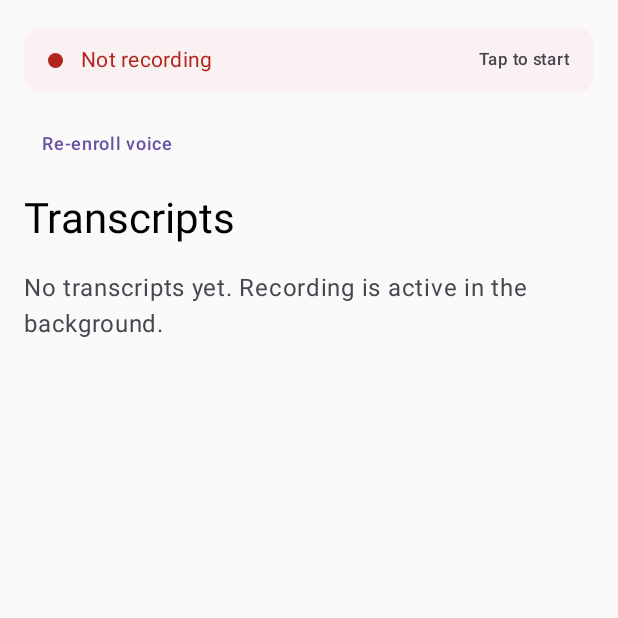
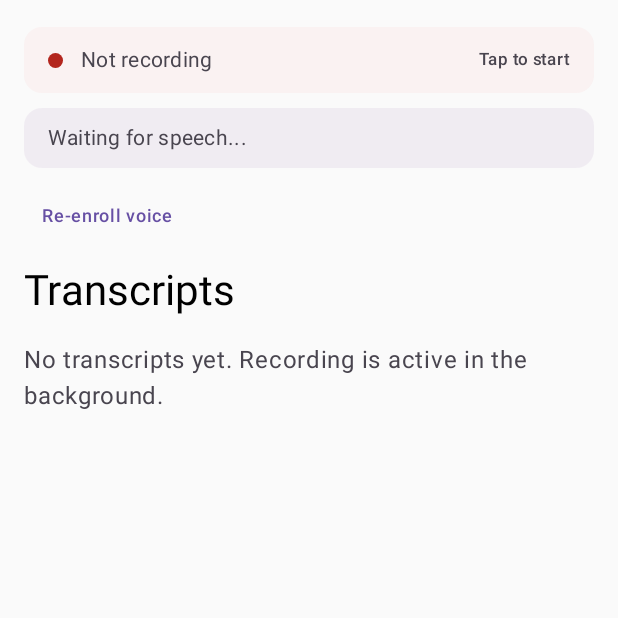
Before and after one commit to kelsi-andrewss/always-on-selective-speaker, an Android app built with Jetpack Compose: the DashboardScreen screen opened through its navigation route, on a phone screen of 412 x 824 dp, the top half of it. Run offline under Robolectric (Android 15) with nearby library versions, the phone set to English and light mode, and no system bars; our stand-ins replace Dagger/Hilt's generated code, Firebase (no records; nobody signed in at launch, a user with empty details on screens opened directly); pictures from the network do not load.

Commit message:
fix: speaker verification pipeline resilience + accuracy
Pipeline lifecycle:
- Fix AudioCaptureManager callbackFlow hanging at awaitClose by closing
  channel when read loop exits and cleaning up local AudioRecord directly
- Fix silence fallback breaking the read loop — now continues with new record
- Add auto-restart loop in RecordingForegroundService when audio flow terminates
- Stop service before re-enrollment to prevent AudioRecord ownership conflicts

Speaker verification accuracy:
- Add RMS normalization before fbank extraction to handle enrollment (loud)
  vs verification (quiet) volume mismatch
- Buffer VAD segments to 5s+ before running verification (reduces embedding variance)
- Raise VAD min segment duration from 1.5s to 3s (model degrades below this)
- Add min duration check to VAD trailing flush (was emitting 0.4s garbage chunks)
- Adaptive verification threshold derived from enrollment quality score

Dashboard UI:
- Separate mic level indicator from verification status into two distinct rows
- Add safe area insets via systemBarsPadding
- Color-coded verification results (green=you, red=other, yellow=processing)
- Live mic level and VAD speech detection always visible

Audio source:
- Switch primary to UNPROCESSED (raw mic) for cross-device compatibility
- Samsung VOICE_RECOGNITION applies aggressive noise suppression that kills
  far-field audio signal

Co-Authored-By: Claude Opus 4.6 (1M context) <noreply@anthropic.com>

```diff
--- a/app/src/main/java/com/frontieraudio/app/ui/navigation/AppNavGraph.kt
+++ b/app/src/main/java/com/frontieraudio/app/ui/navigation/AppNavGraph.kt
@@ -56,7 +56,6 @@ fun AppNavGraph(
                 verifier = verifier,
                 enrollmentManager = enrollmentManager,
                 onEnrollmentComplete = {
-                    onStartService()
                     navController.navigate(Routes.DASHBOARD) {
                         popUpTo(Routes.ENROLLMENT) { inclusive = true }
                     }
--- a/app/src/main/java/com/frontieraudio/app/ui/screens/DashboardScreen.kt
+++ b/app/src/main/java/com/frontieraudio/app/ui/screens/DashboardScreen.kt
@@ -1,5 +1,6 @@
 package com.frontieraudio.app.ui.screens
 
+import androidx.compose.animation.animateColorAsState
 import androidx.compose.animation.core.RepeatMode
 import androidx.compose.animation.core.animateFloat
 import androidx.compose.animation.core.infiniteRepeatable
@@ -16,22 +17,23 @@ import androidx.compose.foundation.layout.fillMaxWidth
 import androidx.compose.foundation.layout.height
 import androidx.compose.foundation.layout.padding
 import androidx.compose.foundation.layout.size
+import androidx.compose.foundation.layout.systemBarsPadding
 import androidx.compose.foundation.layout.width
 import androidx.compose.foundation.lazy.LazyColumn
 import androidx.compose.foundation.lazy.items
 import androidx.compose.foundation.lazy.rememberLazyListState
-import androidx.compose.runtime.LaunchedEffect
 import androidx.compose.foundation.shape.CircleShape
+import androidx.compose.foundation.shape.RoundedCornerShape
 import androidx.compose.material3.Card
 import androidx.compose.material3.CardDefaults
 import androidx.compose.material3.MaterialTheme
 import androidx.compose.material3.Text
 import androidx.compose.material3.TextButton
 import androidx.compose.runtime.Composable
+import androidx.compose.runtime.LaunchedEffect
 import androidx.compose.runtime.getValue
 import androidx.compose.runtime.rememberCoroutineScope
 import androidx.compose.ui.Alignment
-import kotlinx.coroutines.launch
 import androidx.compose.ui.Modifier
 import androidx.compose.ui.draw.alpha
 import androidx.compose.ui.draw.clip
@@ -42,11 +44,11 @@ import androidx.lifecycle.ViewModel
 import androidx.lifecycle.compose.collectAsStateWithLifecycle
 import com.frontieraudio.app.data.repository.FirestoreTranscript
 import android.app.Application
-import android.util.Log
 import com.frontieraudio.app.data.repository.TranscriptRepository
 import com.frontieraudio.app.service.RecordingForegroundService
 import com.frontieraudio.app.service.speaker.EmbeddingStore
 import dagger.hilt.android.lifecycle.HiltViewModel
+import kotlinx.coroutines.launch
 import java.text.SimpleDateFormat
 import java.util.Date
 import java.util.Locale
@@ -61,6 +63,7 @@ class DashboardViewModel @Inject constructor(
     val transcripts = repository.transcripts
     val isServiceRunning = RecordingForegroundService.isRunning
     val pipelineState = RecordingForegroundService.pipelineState
+    val micState = RecordingForegroundService.micState
 
     fun toggleRecording() {
         if (isServiceRunning.value) {
@@ -68,6 +71,14 @@ class DashboardViewModel @Inject constructor(
         } else {
             RecordingForegroundService.start(app)
         }
+    }
+
+    fun startRecording() {
+        RecordingForegroundService.start(app)
+    }
+
+    fun stopRecording() {
+        RecordingForegroundService.stop(app)
     }
 
     suspend fun clearEnrollment() {
@@ -83,13 +94,25 @@ fun DashboardScreen(
     val transcripts by viewModel.transcripts.collectAsStateWithLifecycle(initialValue = emptyList())
     val isRunning by viewModel.isServiceRunning.collectAsStateWithLifecycle()
     val pipelineState by viewModel.pipelineState.collectAsStateWithLifecycle()
+    val micState by viewModel.micState.collectAsStateWithLifecycle()
+
+    LaunchedEffect(Unit) {
+        viewModel.startRecording()
+    }
 
     Column(
         modifier = Modifier
             .fillMaxSize()
+            .systemBarsPadding()
             .padding(16.dp),
     ) {
-        RecordingStatusBar(isRunning, pipelineState, onToggle = { viewModel.toggleRecording() })
+        // Mic level — always visible
+        MicLevelBar(isRunning, micState, onToggle = { viewModel.toggleRecording() })
+
+        Spacer(modifier = Modifier.height(8.dp))
+
+        // Verification status — separate from mic
+        VerificationStatusBar(pipelineState)
 
         Spacer(modifier = Modifier.height(8.dp))
 
@@ -97,6 +120,7 @@ fun DashboardScreen(
         TextButton(
             onClick = {
                 scope.launch {
+                    viewModel.stopRecording()
                     viewModel.clearEnrollment()
                     onReEnroll()
                 }
@@ -113,8 +137,6 @@ fun DashboardScreen(
         )
 
         Spacer(modifier = Modifier.height(16.dp))
-
-        Log.d("DashboardScreen", "Rendering ${transcripts.size} transcripts, first=${transcripts.firstOrNull()?.chunkId}")
 
         if (transcripts.isEmpty()) {
             Text(
@@ -142,7 +164,8 @@ fun DashboardScreen(
 }
 
 @Composable
-private fun RecordingStatusBar(isRunning: Boolean, pipelineState: String, onToggle: () -> Unit) {
+private fun MicLevelBar(isRunning: Boolean, micState: String, onToggle: () -> Unit) {
+    val isHearing = micState.startsWith("Hearing")
     val pulseTransition = rememberInfiniteTransition(label = "pulse")
     val pulseAlpha by pulseTransition.animateFloat(
         initialValue = 1f,
@@ -154,12 +177,21 @@ private fun RecordingStatusBar(isRunning: Boolean, pipelineState: String, onTogg
         label = "pulseAlpha",
     )
 
+    val dotColor by animateColorAsState(
+        targetValue = when {
+            !isRunning -> MaterialTheme.colorScheme.error
+            isHearing -> Color(0xFFFFA726) // orange when hearing voice
+            else -> Color(0xFF4CAF50) // green when listening
+        },
+        label = "dotColor",
+    )
+
     Card(
         onClick = onToggle,
         modifier = Modifier.fillMaxWidth(),
         colors = CardDefaults.cardColors(
             containerColor = if (isRunning) {
-                Color(0xFF1B5E20).copy(alpha = 0.15f)
+                Color(0xFF1B5E20).copy(alpha = 0.1f)
             } else {
                 MaterialTheme.colorScheme.errorContainer.copy(alpha = 0.3f)
             },
@@ -176,19 +208,15 @@ private fun RecordingStatusBar(isRunning: Boolean, pipelineState: String, onTogg
                     .size(10.dp)
                     .alpha(if (isRunning) pulseAlpha else 1f)
                     .clip(CircleShape)
-                    .background(if (isRunning) Color(0xFF4CAF50) else MaterialTheme.colorScheme.error),
+                    .background(dotColor),
             )
 
             Spacer(modifier = Modifier.width(12.dp))
 
             Text(
-                text = if (isRunning) pipelineState else "Not recording",
+                text = if (isRunning) micState else "Not recording",
                 style = MaterialTheme.typography.bodyMedium,
-                color = if (isRunning) {
-                    Color(0xFF2E7D32)
-                } else {
-                    MaterialTheme.colorScheme.error
-                },
+                color = MaterialTheme.colorScheme.onSurfaceVariant,
                 modifier = Modifier.weight(1f),
             )
 
@@ -196,6 +224,54 @@ private fun RecordingStatusBar(isRunning: Boolean, pipelineState: String, onTogg
                 text = if (isRunning) "Tap to stop" else "Tap to start",
                 style = MaterialTheme.typography.labelSmall,
                 color = MaterialTheme.colorScheme.onSurfaceVariant,
+            )
+        }
+    }
+}
+
+@Composable
+private fun VerificationStatusBar(pipelineState: String) {
+    val isVerified = pipelineState.startsWith("YOU")
+    val isOther = pipelineState.startsWith("Other")
+    val isBuffering = pipelineState.startsWith("Buffering")
+    val isVerifying = pipelineState.startsWith("Verifying")
+    val isActive = isVerified || isOther || isBuffering || isVerifying
+
+    val bgColor by animateColorAsState(
+        targetValue = when {
+            isVerified -> Color(0xFF1B5E20).copy(alpha = 0.2f)
+            isOther -> Color(0xFFB71C1C).copy(alpha = 0.15f)
+            isBuffering || isVerifying -> Color(0xFFF57F17).copy(alpha = 0.12f)
+            else -> MaterialTheme.colorScheme.surfaceVariant.copy(alpha = 0.5f)
+        },
+        label = "verifyBg",
+    )
+
+    val textColor by animateColorAsState(
+        targetValue = when {
+            isVerified -> Color(0xFF2E7D32)
+            isOther -> Color(0xFFC62828)
+            isBuffering || isVerifying -> Color(0xFFF9A825)
+            else -> MaterialTheme.colorScheme.onSurfaceVariant
+        },
+        label = "verifyText",
+    )
+
+    Card(
+        modifier = Modifier.fillMaxWidth(),
+        colors = CardDefaults.cardColors(containerColor = bgColor),
+        shape = RoundedCornerShape(12.dp),
+    ) {
+        Row(
+            modifier = Modifier
+                .fillMaxWidth()
+                .padding(horizontal = 16.dp, vertical = 10.dp),
+            verticalAlignment = Alignment.CenterVertically,
+        ) {
+            Text(
+                text = if (isActive) pipelineState else "Waiting for speech...",
+                style = MaterialTheme.typography.bodyMedium,
+                color = textColor,
             )
         }
     }
```
Also changed, not shown: app/src/main/java/com/frontieraudio/app/service/RecordingForegroundService.kt (+90 -12 lines), app/src/main/java/com/frontieraudio/app/service/audio/AudioCaptureManager.kt (+19 -3 lines), app/src/main/java/com/frontieraudio/app/service/audio/SileroVadProcessor.kt (+7 -2 lines), app/src/main/java/com/frontieraudio/app/service/speaker/SherpaOnnxVerifier.kt (+21 -4 lines).
